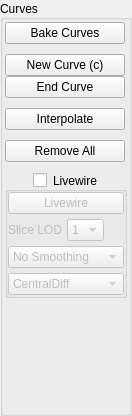
Old version of the form tools/paint/curvesmenu.ui in the repository nci/drishti.
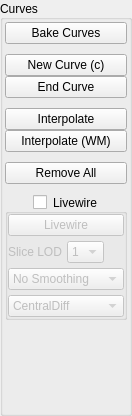
New version of the form.

Commit message: Using signed distance transform for curve interpolation

```diff
--- a/tools/paint/curvesmenu.ui
+++ b/tools/paint/curvesmenu.ui
@@ -119,7 +119,7 @@
           </property>
           <property name="maximumSize">
            <size>
-            <width>120</width>
+            <width>250</width>
             <height>40</height>
            </size>
           </property>
@@ -154,7 +154,7 @@
          <widget class="QPushButton" name="newcurve">
           <property name="maximumSize">
            <size>
-            <width>120</width>
+            <width>250</width>
             <height>30</height>
            </size>
           </property>
@@ -170,7 +170,7 @@
          <widget class="QPushButton" name="endcurve">
           <property name="maximumSize">
            <size>
-            <width>120</width>
+            <width>250</width>
             <height>30</height>
            </size>
           </property>
@@ -196,16 +196,29 @@
          </spacer>
         </item>
         <item>
-         <widget class="QPushButton" name="morphcurves">
+         <widget class="QPushButton" name="morphUsingDT">
           <property name="maximumSize">
            <size>
-            <width>120</width>
+            <width>250</width>
             <height>30</height>
            </size>
           </property>
           <property name="text">
            <string>Interpolate</string>
           </property>
+         </widget>
+        </item>
+        <item>
+         <widget class="QPushButton" name="morphcurves">
+          <property name="maximumSize">
+           <size>
+            <width>250</width>
+            <height>30</height>
+           </size>
+          </property>
+          <property name="text">
+           <string>Interpolate (WM)</string>
+          </property>
           <property name="default">
            <bool>false</bool>
           </property>
@@ -234,7 +247,7 @@
          <widget class="QPushButton" name="deleteallcurves">
           <property name="maximumSize">
            <size>
-            <width>120</width>
+            <width>250</width>
             <height>30</height>
            </size>
           </property>
@@ -335,7 +348,7 @@
                 </property>
                 <property name="maximumSize">
                  <size>
-                  <width>120</width>
+                  <width>250</width>
                   <height>30</height>
                  </size>
                 </property>
@@ -414,7 +427,7 @@
                <widget class="QComboBox" name="lwsmooth">
                 <property name="maximumSize">
                  <size>
-                  <width>120</width>
+                  <width>250</width>
                   <height>40</height>
                  </size>
                 </property>
@@ -444,7 +457,7 @@
                <widget class="QComboBox" name="lwgrad">
                 <property name="maximumSize">
                  <size>
-                  <width>120</width>
+                  <width>250</width>
                   <height>40</height>
                  </size>
                 </property>
```
Left out of the diff: 2 changed lines with no effect on the pictures. The commit also changes 9 other files.
